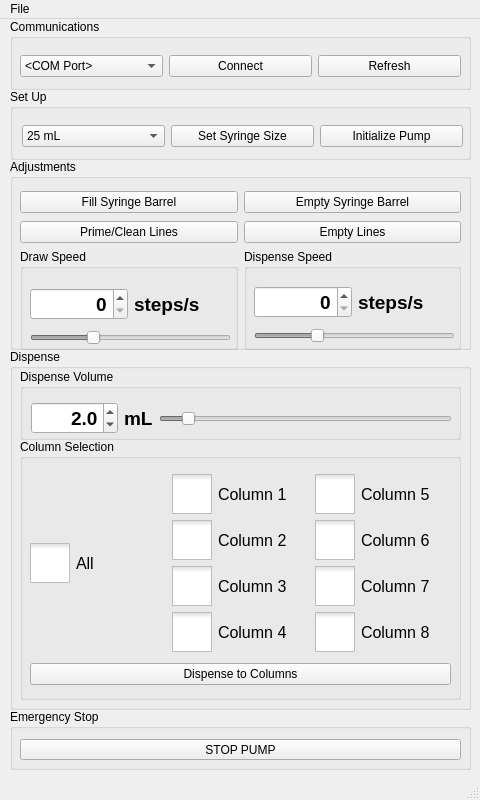
First picture: the form in SEC_GUI/mainwindow.ui, repository Wyss/automated-chromatography, before the edit.
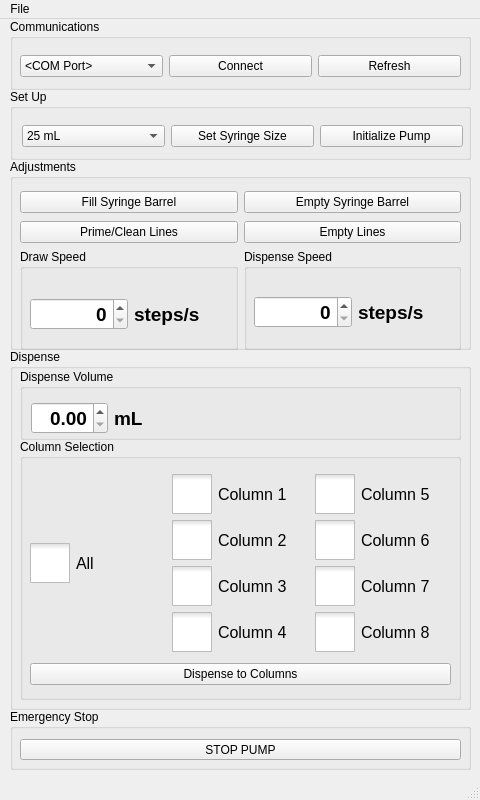
Second picture: the form after the edit. Icons and pictures are not drawn.

Commit message: Remove sliders entirely from GUI

Diff of the .ui file:
```diff
--- a/SEC_GUI/mainwindow.ui
+++ b/SEC_GUI/mainwindow.ui
@@ -768,13 +768,10 @@
           <set>Qt::AlignRight|Qt::AlignTrailing|Qt::AlignVCenter</set>
          </property>
          <property name="decimals">
-          <number>1</number>
+          <number>2</number>
          </property>
-         <property name="maximum">
-          <double>1000.000000000000000</double>
-         </property>
-         <property name="value">
-          <double>2.000000000000000</double>
+         <property name="singleStep">
+          <double>0.100000000000000</double>
          </property>
         </widget>
        </item>
@@ -793,21 +790,12 @@
         </widget>
        </item>
        <item>
-        <widget class="QSlider" name="dispenseVolumeSlider">
-         <property name="enabled">
-          <bool>false</bool>
-         </property>
-         <property name="maximum">
-          <number>25</number>
-         </property>
-         <property name="value">
-          <number>2</number>
-         </property>
-         <property name="orientation">
-          <enum>Qt::Horizontal</enum>
-         </property>
-         <property name="invertedAppearance">
-          <bool>false</bool>
+        <widget class="QLabel" name="volRangeLabel">
+         <property name="sizePolicy">
+          <sizepolicy hsizetype="Expanding" vsizetype="Preferred">
+           <horstretch>0</horstretch>
+           <verstretch>0</verstretch>
+          </sizepolicy>
          </property>
         </widget>
        </item>
@@ -869,15 +857,9 @@
               <property name="decimals">
                <number>0</number>
               </property>
-              <property name="maximum">
-               <double>10000.000000000000000</double>
-              </property>
               <property name="singleStep">
                <double>100.000000000000000</double>
               </property>
-              <property name="value">
-               <double>0.000000000000000</double>
-              </property>
              </widget>
             </item>
             <item>
@@ -896,25 +878,6 @@
             </item>
            </layout>
           </item>
-          <item>
-           <widget class="QSlider" name="drawSpeedSlider">
-            <property name="enabled">
-             <bool>false</bool>
-            </property>
-            <property name="maximum">
-             <number>10000</number>
-            </property>
-            <property name="singleStep">
-             <number>100</number>
-            </property>
-            <property name="value">
-             <number>3000</number>
-            </property>
-            <property name="orientation">
-             <enum>Qt::Horizontal</enum>
-            </property>
-           </widget>
-          </item>
          </layout>
         </widget>
        </widget>
@@ -951,15 +914,9 @@
               <property name="decimals">
                <number>0</number>
               </property>
-              <property name="maximum">
-               <double>10000.000000000000000</double>
-              </property>
               <property name="singleStep">
                <double>100.000000000000000</double>
               </property>
-              <property name="value">
-               <double>0.000000000000000</double>
-              </property>
              </widget>
             </item>
             <item>
@@ -978,25 +935,6 @@
             </item>
            </layout>
           </item>
-          <item>
-           <widget class="QSlider" name="dispenseSpeedSlider">
-            <property name="enabled">
-             <bool>false</bool>
-            </property>
-            <property name="maximum">
-             <number>10000</number>
-            </property>
-            <property name="singleStep">
-             <number>100</number>
-            </property>
-            <property name="value">
-             <number>3000</number>
-            </property>
-            <property name="orientation">
-             <enum>Qt::Horizontal</enum>
-            </property>
-           </widget>
-          </item>
          </layout>
         </widget>
        </widget>
```
Left out of the diff: 3 changed lines with no effect on the pictures. The commit also changes 2 other files.
